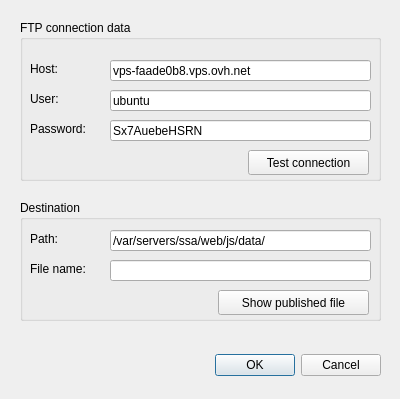
Before: the Qt Designer form qgs_layer_parser_dialog_base.ui in geraldo/layertree2json, drawn with Qt 5.
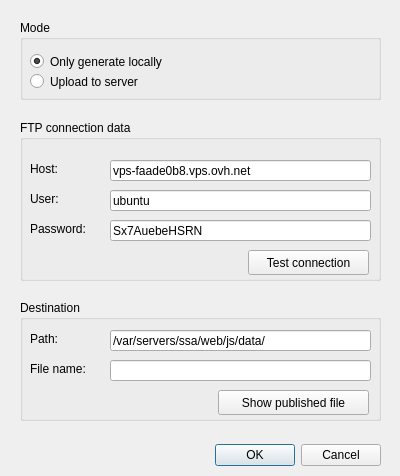
After: the same form once the commit is applied. Custom widgets are drawn as their Qt base class.

Commit message: use Qgis project variable project_filename as default name for generated output file, see #2

Diff of the .ui file:
```diff
--- a/qgs_layer_parser_dialog_base.ui
+++ b/qgs_layer_parser_dialog_base.ui
@@ -7,7 +7,7 @@
     <x>0</x>
     <y>0</y>
     <width>400</width>
-    <height>399</height>
+    <height>476</height>
    </rect>
   </property>
   <property name="windowTitle">
@@ -17,7 +17,7 @@
    <property name="geometry">
     <rect>
      <x>20</x>
-     <y>350</y>
+     <y>440</y>
      <width>361</width>
      <height>30</height>
     </rect>
@@ -39,7 +39,7 @@
    <property name="geometry">
     <rect>
      <x>20</x>
-     <y>20</y>
+     <y>120</y>
      <width>361</width>
      <height>161</height>
     </rect>
@@ -143,7 +143,7 @@
    <property name="geometry">
     <rect>
      <x>20</x>
-     <y>200</y>
+     <y>300</y>
      <width>361</width>
      <height>121</height>
     </rect>
@@ -223,6 +223,51 @@
     </property>
    </widget>
   </widget>
+  <widget class="QGroupBox" name="groupMode">
+   <property name="geometry">
+    <rect>
+     <x>20</x>
+     <y>20</y>
+     <width>361</width>
+     <height>80</height>
+    </rect>
+   </property>
+   <property name="title">
+    <string>Mode</string>
+   </property>
+   <widget class="QRadioButton" name="radioUpload">
+    <property name="geometry">
+     <rect>
+      <x>10</x>
+      <y>50</y>
+      <width>171</width>
+      <height>23</height>
+     </rect>
+    </property>
+    <property name="text">
+     <string>Upload to server</string>
+    </property>
+    <property name="checked">
+     <bool>false</bool>
+    </property>
+   </widget>
+   <widget class="QRadioButton" name="radioLocally">
+    <property name="geometry">
+     <rect>
+      <x>10</x>
+      <y>30</y>
+      <width>171</width>
+      <height>23</height>
+     </rect>
+    </property>
+    <property name="text">
+     <string>Only generate locally</string>
+    </property>
+    <property name="checked">
+     <bool>true</bool>
+    </property>
+   </widget>
+  </widget>
  </widget>
  <customwidgets>
   <customwidget>
```
The commit also changes 1 other file.
